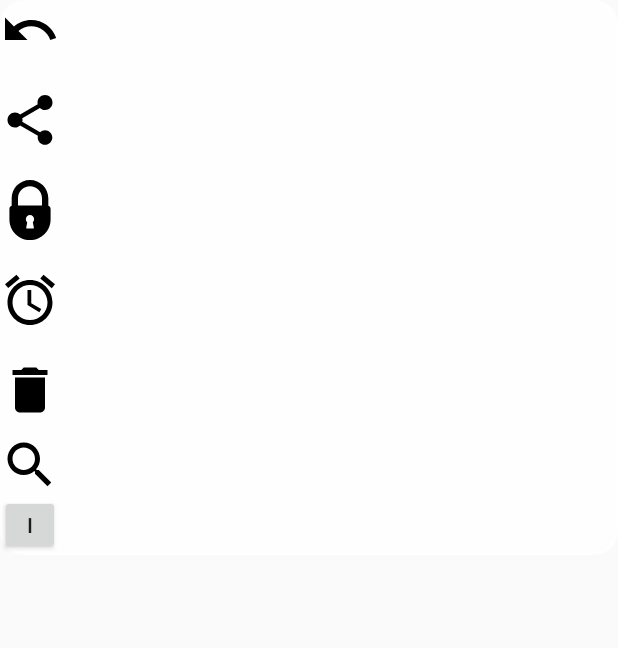
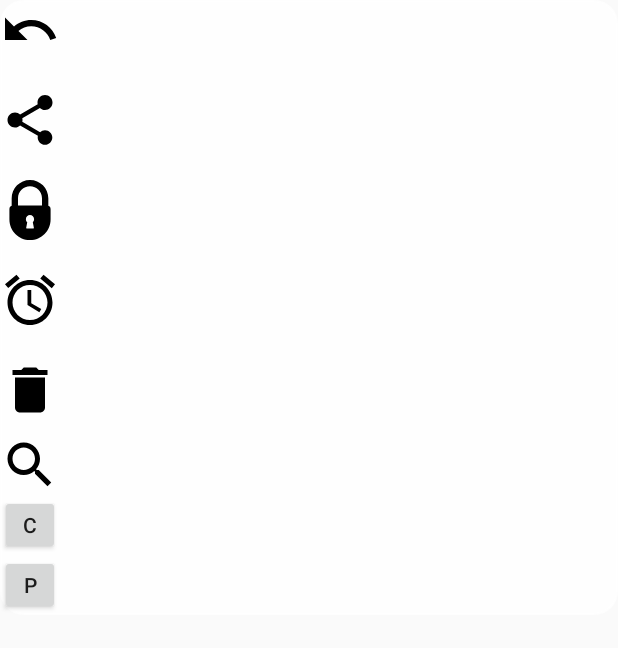
Before and after one commit to vmvu/LearnAndroid, an Android app: the layout popup_setting_table.xml on its own in the app's theme, with its tools: preview values and no code run, on a phone screen of 412 x 824 dp. Shown: the top 648 px of the screen. Run offline under Robolectric (Android 15) with nearby library versions, the phone set to English and light mode, and no system bars.

```diff
--- a/app/src/main/AndroidManifest.xml
+++ b/app/src/main/AndroidManifest.xml
@@ -8,6 +8,7 @@
     <uses-permission-sdk-23 android:name="android.permission.CAMERA" />
 
     <uses-permission android:name="android.permission.WRITE_EXTERNAL_STORAGE" />
+    <uses-permission android:name="android.permission.READ_EXTERNAL_STORAGE"/>
     <uses-permission android:name="android.permission.INTERNET" />
     <uses-permission android:name="android.permission.RECEIVE_BOOT_COMPLETED"/>
 
--- a/app/src/main/java/com/minhvu/proandroid/sqlite/database/main/presenter/DetailPresenter.java
+++ b/app/src/main/java/com/minhvu/proandroid/sqlite/database/main/presenter/DetailPresenter.java
@@ -280,7 +280,7 @@ public class DetailPresenter extends MvpPresenter<IDetailModel, IDetailShow> imp
     @Override
     public void onPause(EditText title, EditText content, ImageButton color, int typeOfText, boolean isCheck) {
         //printLog(title, content, color, typeOfText);
-        if (!this.mHasChange) {
+        if (isCheck && !this.mHasChange) {
             return;
         }
         if (isCheck && TextUtils.isEmpty(title.getText().toString()) && TextUtils.isEmpty(content.getText().toString())) {
--- a/app/src/main/res/layout/fragment_detail.xml
+++ b/app/src/main/res/layout/fragment_detail.xml
@@ -122,6 +122,10 @@
                         android:scrollbars="vertical">
 
                     </android.support.v7.widget.RecyclerView>
+                    <ImageView
+                        android:id="@+id/ivTest"
+                        android:layout_width="130dp"
+                        android:layout_height="200dp" />
                 </LinearLayout>
 
 
--- a/app/src/main/res/layout/popup_setting_table.xml
+++ b/app/src/main/res/layout/popup_setting_table.xml
@@ -84,7 +84,12 @@
                     android:id="@+id/btnImageAdd"
                     android:layout_width="40dp"
                     android:layout_height="40dp"
-                    android:text="Image"/>
+                    android:text="Camera"/>
+                <Button
+                    android:id="@+id/btnImageLocal"
+                    android:layout_width="40dp"
+                    android:layout_height="40dp"
+                    android:text="P"/>
             </LinearLayout>
 
 
```
Also changed, not shown: app/src/main/java/com/minhvu/proandroid/sqlite/database/main/view/Fragment/BookDetailFragment.java (+65 -12 lines).
